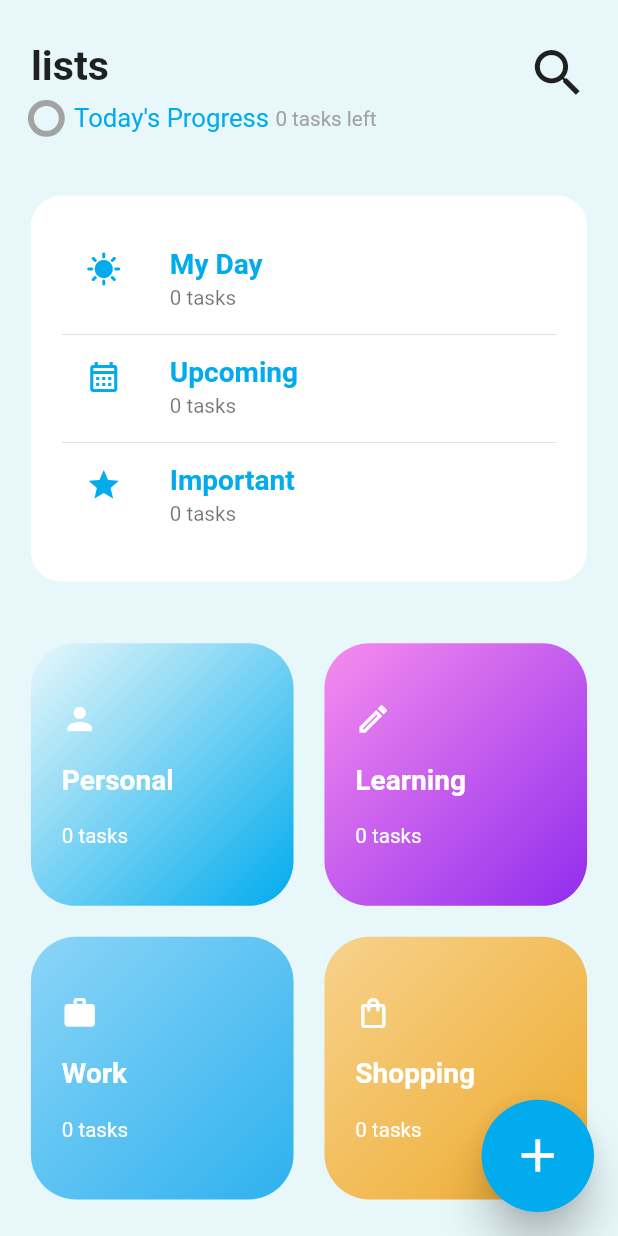
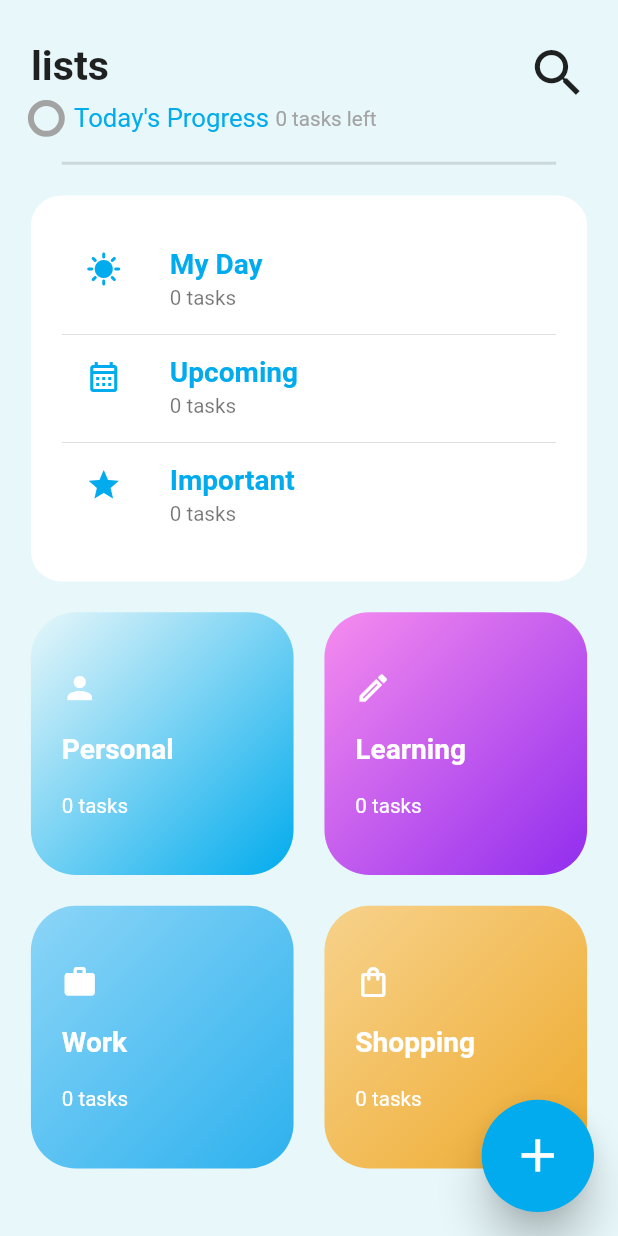
Before and after one commit to Hilal-AlantryCS/TEKNOSOFT, a Flutter app: the screen it shows after launch, on a phone screen of 412 x 824 dp. Run offline on Flutter 3.47's test engine with Material 2 defaults, Android fonts, the phone set to English and light mode, and no system bars; our stand-ins replace awesome_dialog, bot_toast, flutter_slidable, flutter_spinkit, get, sqflite and 1 more; missing offline and left inert: flutter_cupertino_datetime_picker; accounts and stored records are empty.

Commit message:
first commit

```diff
--- a/lib/ui/views/home_view/home_view.dart
+++ b/lib/ui/views/home_view/home_view.dart
@@ -80,11 +80,20 @@ class HomeView extends StatelessWidget {
                           ),
                         ],
                       ),
+                      SizedBox(height: screenWidth(20)),
+                      Divider(
+                        thickness: 2,
+                        height: 0,
+                        indent: screenWidth(20),
+                        endIndent: screenWidth(20),
+                      ),
                     ],
                   ),
                 ),
                 Container(
-                  margin: EdgeInsetsDirectional.all(screenWidth(20)),
+                  margin: EdgeInsetsDirectional.symmetric(
+                    horizontal: screenWidth(20),
+                  ),
                   padding: EdgeInsetsDirectional.all(screenWidth(20)),
                   decoration: BoxDecoration(
                     borderRadius: BorderRadius.circular(20),
```
